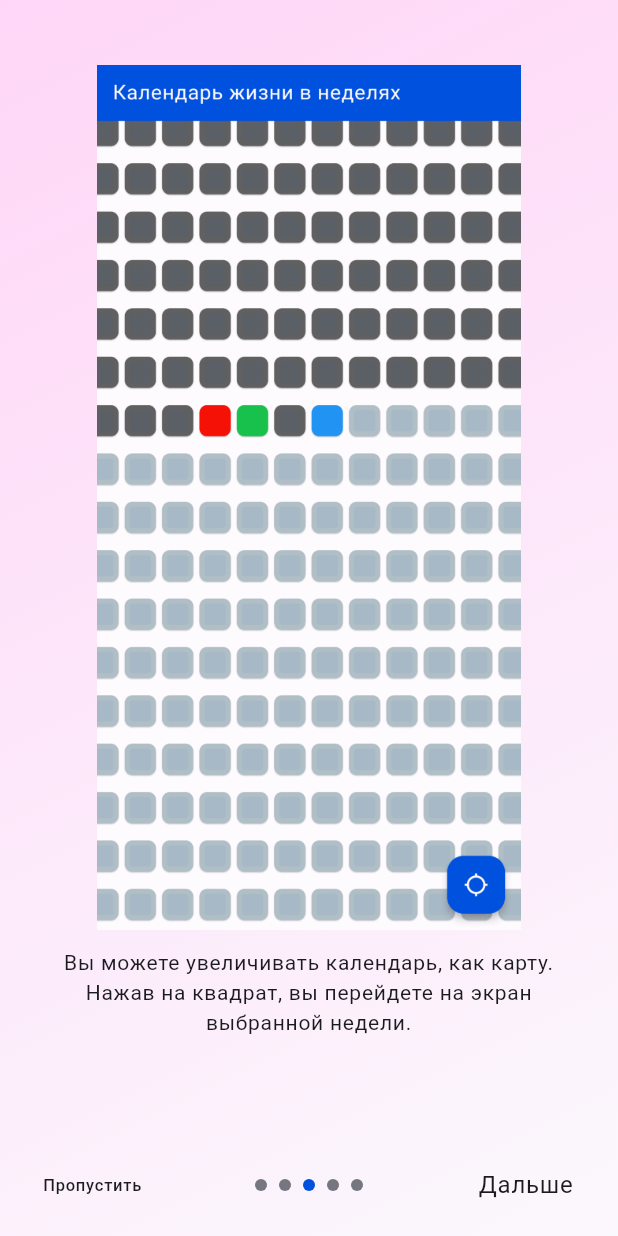
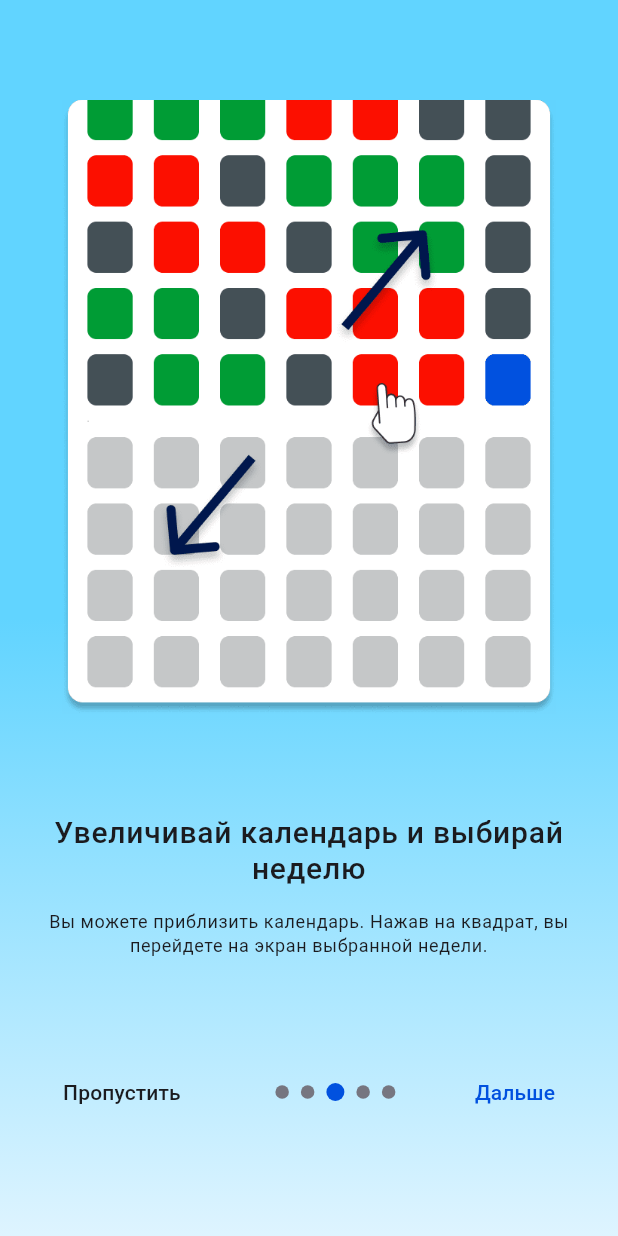
Before and after one commit to Strafe0/life_calendar, a Flutter app: the screen it shows after launch, swiped to page 3, on a phone screen of 412 x 824 dp. Run offline on Flutter 3.47's test engine with Material 2 defaults, Android fonts, the light colour scheme and no system bars; drawn by our look-alikes of intro_slider; our stand-ins replace flutter_speed_dial, get_it, mask_text_input_formatter, shared_preferences, sqflite; missing offline and left inert: yandex_mobileads; accounts and stored records are empty.

Commit message:
Changed onboarding

```diff
--- a/lib/main.dart
+++ b/lib/main.dart
@@ -4,7 +4,7 @@ import 'package:flutter_localizations/flutter_localizations.dart';
 import 'package:life_calendar/theme.dart';
 import 'package:life_calendar/views/calendar/calendar_screen.dart';
 import 'package:life_calendar/views/calendar/week_info.dart';
-import 'package:life_calendar/views/date_picker_screen.dart';
+import 'package:life_calendar/views/onboarding.dart';
 import 'package:life_calendar/views/thanks_screen.dart';
 import 'package:shared_preferences/shared_preferences.dart';
 import 'package:life_calendar/models/calendar_model.dart';
@@ -50,7 +50,7 @@ class LifeCalendar extends StatelessWidget {
       darkTheme: darkTheme,
       routes: {
         '/': (context) => const CalendarScreen(),
-        '/datePicker': (context) => const DatePickerScreen(),
+        '/datePicker': (context) => const OnBoardingScreen(),
         '/weekInfo': (context) => const WeekInfo(),
         '/thanks': (context) => const ThanksScreen(),
       },
--- a/lib/theme.dart
+++ b/lib/theme.dart
@@ -103,6 +103,10 @@ ThemeData lightTheme = ThemeData(
       }),
     ),
   ),
+
+  inputDecorationTheme: const InputDecorationTheme(
+    border: UnderlineInputBorder(borderSide: BorderSide(color: Color(0xFF1B1B1F))),
+  ),
 );
 
 ThemeData darkTheme = ThemeData(
@@ -200,4 +204,8 @@ ThemeData darkTheme = ThemeData(
     color: Color(0xFF303034),
     elevation: 2.0,
   ),
+
+  inputDecorationTheme: const InputDecorationTheme(
+    border: UnderlineInputBorder(borderSide: BorderSide(color: Color(0xFFE4E2E6))),
+  ),
 );
--- a/lib/views/date_picker_screen.dart
+++ /dev/null
@@ -1,208 +0,0 @@
-import 'dart:io';
-import 'package:flutter/material.dart';
-import 'package:flutter/services.dart';
-import 'package:life_calendar/controllers/calendar_controller.dart';
-import 'package:life_calendar/setup.dart';
-import 'package:life_calendar/utils.dart';
-import 'package:intro_slider/intro_slider.dart';
-
-class DatePickerScreen extends StatefulWidget {
-  const DatePickerScreen({Key? key}) : super(key: key);
-
-  @override
-  State<DatePickerScreen> createState() => _DatePickerScreenState();
-}
-
-class _DatePickerScreenState extends State<DatePickerScreen> {
-  final CalendarController controller = getIt<CalendarController>();
-  DateTime? birthday;
-  TextEditingController dateController = TextEditingController();
-  var screenWidth = WidgetsBinding.instance.platformDispatcher.views.first.physicalSize.width / WidgetsBinding.instance.platformDispatcher.views.first.devicePixelRatio;
-  var screenHeight = WidgetsBinding.instance.platformDispatcher.views.first.physicalSize.height / WidgetsBinding.instance.platformDispatcher.views.first.devicePixelRatio;
-  double height = WidgetsBinding.instance.platformDispatcher.views.first.physicalSize.height;
-  final _formKey = GlobalKey<FormFieldState>();
-  final Color colorBegin = const Color(0xFF61D4FF);
-  final Color colorEnd = const Color(0xFFFFFFFF);
-
-  @override
-  Widget build(BuildContext context) {
-    return WillPopScope(
-      child: IntroSlider(
-        key: UniqueKey(),
-        listContentConfig: _createListContentConfig(),
-        onDonePress: onDonePress,
-        renderSkipBtn: Text('Пропустить', style: Theme.of(context).textTheme.labelSmall),
-        renderNextBtn: Text('Дальше', style: Theme.of(context).textTheme.bodyLarge),
-        renderDoneBtn: Text('Готово', style: Theme.of(context).textTheme.bodyLarge),
-        indicatorConfig: IndicatorConfig(
-          colorActiveIndicator: Theme.of(context).colorScheme.primary,
-          colorIndicator: Theme.of(context).colorScheme.outline,
-        ),
-      ),
-      onWillPop: () async {
-        return await showDialog<bool>(
-          context: context,
-          builder: (context) => AlertDialog(
-            title: const Text('Выход'),
-            content: const Text('Выйти из приложения?'),
-            actions: [
-              TextButton(
-                onPressed: () {
-                  if (Platform.isAndroid) {
-                    SystemNavigator.pop();
-                  } else if (Platform.isIOS) {
-                    exit(0);
-                  }
-                },
-                child: const Text('Да'),
-              ),
-              TextButton(
-                onPressed: () {
-                  Navigator.pop(context, false);
-                },
-                child: const Text('Нет'),
-              ),
-            ],
-          ),
-        ) ?? false;
-      },
-    );
-  }
-
-  List<ContentConfig> _createListContentConfig() {
-    List<ContentConfig> listContentConfig = [];
-
-    listContentConfig.add(ContentConfig(
-      title: "Календарь жизни в неделях",
-      marginTitle: height < 2000 ? const EdgeInsets.symmetric(vertical: 12.0, horizontal: 24) : null,
-      styleTitle: Theme.of(context).textTheme.headlineMedium,
-      maxLineTitle: 2,
-      description: "Этот календарь дает наглядное представление о количестве прожитых и оставшихся неделей нашей жизни.",
-      styleDescription: Theme.of(context).textTheme.bodyMedium,
-      marginDescription: height < 2000 ? const EdgeInsets.symmetric(horizontal: 24) : null,
-      pathImage: "assets/life_calendar_paper.png",
-      widthImage: screenWidth * 0.75,
-      heightImage: 950 / 699 * (screenWidth * 0.75),
-      foregroundImageFit: BoxFit.contain,
-      colorBegin: Theme.of(context).colorScheme.tertiaryContainer,
-      colorEnd: Theme.of(context).colorScheme.surface,
-    ));
-
-    listContentConfig.add(ContentConfig(
-      marginTitle: EdgeInsets.zero,
-      description: "Каждая строка календаря соответствует одному году (52 или 53 недели). Каждый год начинается с недели, которая содержит ваш день рождения.",
-      styleDescription: Theme.of(context).textTheme.bodyMedium,
-      marginDescription: const EdgeInsets.only(top: 12.0, left: 24.0, right: 24.0),
-      pathImage: "assets/full_calendar_screenshot.png",
-      widthImage: screenWidth * 0.7,
-      heightImage: screenHeight * 0.65,
-      // heightImage: 2052 / 1078 * (screenWidth * 0.75),
-      foregroundImageFit: BoxFit.contain,
-      colorBegin: Theme.of(context).colorScheme.tertiaryContainer,
-      colorEnd: Theme.of(context).colorScheme.surface,
-    ));
-
-    listContentConfig.add(ContentConfig(
-      marginTitle: EdgeInsets.zero,
-      description: "Вы можете увеличивать календарь, как карту. Нажав на квадрат, вы перейдете на экран выбранной недели.",
-      styleDescription: Theme.of(context).textTheme.bodyMedium,
-      marginDescription: const EdgeInsets.only(top: 12.0, left: 24.0, right: 24.0),
-      pathImage: "assets/zoom.png",
-      widthImage: screenWidth * 0.75,
-      heightImage: screenHeight * 0.7,
-      foregroundImageFit: BoxFit.contain,
-      colorBegin: Theme.of(context).colorScheme.tertiaryContainer,
-      colorEnd: Theme.of(context).colorScheme.surface,
-    ));
-
-    listContentConfig.add(ContentConfig(
-      marginTitle: EdgeInsets.zero,
-      description: "Чтобы сразу перейти к текущей неделе, нажмите на кнопку снизу справа.",
-      styleDescription: Theme.of(context).textTheme.bodyMedium,
-      marginDescription: const EdgeInsets.only(top: 12.0, left: 24.0, right: 24.0),
-      pathImage: "assets/full_calendar_screenshot.png",
-      widthImage: screenWidth * 0.75,
-      heightImage: screenHeight * 0.7,
-      foregroundImageFit: BoxFit.contain,
-      colorBegin: Theme.of(context).colorScheme.tertiaryContainer,
-      colorEnd: Theme.of(context).colorScheme.surface,
-    ));
-
-    listContentConfig.add(ContentConfig(
-      title: "Введите дату рождения",
-      marginTitle: EdgeInsets.only(top: screenHeight * 0.3, bottom: screenHeight * 0.1),
-      styleTitle: Theme.of(context).textTheme.headlineMedium,
-      widgetDescription: _createDateTextField(),
-      // centerWidget: _createDateTextField(),
-      colorBegin: Theme.of(context).colorScheme.tertiaryContainer,
-      colorEnd: Theme.of(context).colorScheme.surface,
-    ));
-
-    return listContentConfig;
-  }
-
-  void onDonePress() async {
-    if (birthday != null) {
-      debugPrint('Go to calendar!');
-      Navigator.pushReplacementNamed(context, '/');
-    }
-  }
-
-  Widget _createDateTextField() {
-    return Padding(
-      padding: const EdgeInsets.only(left: 16.0, right: 16.0),
-      child: TextFormField(
-        key: _formKey,
-        controller: dateController,
-        textAlign: TextAlign.center,
-        keyboardType: TextInputType.datetime,
-        // readOnly: true,
-        autofocus: true,
-        // focusNode: FocusNode(),
-        inputFormatters: [dateMaskFormatter],
-        validator: (String? dateTime) {
-          if (dateTime != null && dateTime.isNotEmpty) {
-            DateTime? convertedDateTime = convertStringToDateTime(dateTime);
-            if (convertedDateTime != null) {
-
-              return null;
-            }
-          }
-          return 'Некорректная дата';
-        },
-        onFieldSubmitted: (String? dateTime) async {
-          if (_formKey.currentState!.validate()) {
-            DateTime formattedDate = convertStringToDateTime(dateTime!)!;
-            debugPrint('formattedDate: $formattedDate');
-            birthday = await controller.setBirthday(formattedDate);
-          }
-        },
-        decoration: InputDecoration(
-          border: const OutlineInputBorder(),
-          suffixIcon: IconButton(
-            onPressed: () async {
-              DateTime? pickedDate = await showDatePicker(
-                context: context,
-                initialDate: DateTime(2000),
-                firstDate: DateTime(1950),
-                lastDate: DateTime(2009),
-                initialEntryMode: DatePickerEntryMode.calendar,
-                initialDatePickerMode: DatePickerMode.year,
-                locale: const Locale('ru'),
-              );
-              debugPrint('pickedDate: $pickedDate');
-
-              if (pickedDate != null) {
-                String formattedDate = formatDate(pickedDate);
-                debugPrint('formattedDate: $formattedDate');
-                dateController.text = formattedDate;
-                birthday = await controller.setBirthday(pickedDate);
-              }
-            },
-            icon: const Icon(Icons.calendar_month),
-          ),
-        ),
-      ),
-    );
-  }
-}
--- /dev/null
+++ b/lib/views/onboarding.dart
@@ -0,0 +1,288 @@
+import 'package:flutter/material.dart';
+import 'dart:io';
+import 'package:flutter/services.dart';
+import 'package:life_calendar/controllers/calendar_controller.dart';
+import 'package:life_calendar/setup.dart';
+
+class OnBoardingScreen extends StatefulWidget {
+  const OnBoardingScreen({Key? key}) : super(key: key);
+
+  @override
+  State<OnBoardingScreen> createState() => _OnBoardingScreenState();
+}
+
+class _OnBoardingScreenState extends State<OnBoardingScreen> {
+  final PageController _pageController = PageController();
+  int pageIndex = 0;
+
+  @override
+  Widget build(BuildContext context) {
+    bool isLightMode = MediaQuery.of(context).platformBrightness == Brightness.light;
+
+    return WillPopScope(
+      onWillPop: () async {
+        return await showDialog<bool>(
+          context: context,
+          builder: (context) => AlertDialog(
+            title: const Text('Выход'),
+            content: const Text('Выйти из приложения?'),
+            actions: [
+              TextButton(
+                onPressed: () {
+                  if (Platform.isAndroid) {
+                    SystemNavigator.pop();
+                  } else if (Platform.isIOS) {
+                    exit(0);
+                  }
+                },
+                child: const Text('Да'),
+              ),
+              TextButton(
+                onPressed: () {
+                  Navigator.pop(context, false);
+                },
+                child: const Text('Нет'),
+              ),
+            ],
+          ),
+        ) ?? false;
+      },
+      child: Scaffold(
+        body: SafeArea(
+          child: Container(
+            decoration: BoxDecoration(
+              gradient: LinearGradient(
+                begin: Alignment.topCenter,
+                end: Alignment.bottomCenter,
+                colors: [
+                  Color(isLightMode ? 0xFF61D4FF : 0xFF00174D),
+                  Color(isLightMode ? 0xFF61D4FF : 0xFF00174D),
+                  Color(isLightMode ? 0xFFDEF4FF : 0xFF1C1B1F),
+                ],
+                stops: const [0.0, 0.5, 1.0],
+              ),
+            ),
+            child: Padding(
+              padding: const EdgeInsets.symmetric(horizontal: 30.0),
+              child: Column(
+                children: [
+                  Expanded(
+                    child: PageView.builder(
+                      controller: _pageController,
+                      itemCount: _pages.length,
+                      onPageChanged: (index) {
+                        setState(() {
+                          pageIndex = index;
+                        });
+                      },
+                      itemBuilder: (context, index) {
+                        return _pages[index];
+                      },
+                    ),
+                  ),
+                  bottomBar(),
+                  const SizedBox(height: 72),
+                ],
+              ),
+            ),
+          ),
+        ),
+      ),
+    );
+  }
+
+  Widget bottomBar() {
+    double width = MediaQuery.of(context).size.width;
+
+    if (pageIndex == 0) {
+      return SizedBox(
+        height: 52,
+        width: 0.5 * width,
+        child: ElevatedButton(
+          onPressed: () => _pageController.nextPage(duration: const Duration(milliseconds: 300), curve: Curves.ease),
+          child: const Text('СТАРТ'),
+        ),
+      );
+    } else if (pageIndex < _pages.length - 1) {
+      return Row(
+        mainAxisAlignment: MainAxisAlignment.center,
+        children: [
+          Flexible(
+            flex: 4,
+            child: Align(
+              alignment: Alignment.centerLeft,
+              child: Visibility(
+                visible: pageIndex != _pages.length - 1,
+                child: TextButton(
+                  onPressed: () => _pageController.jumpToPage(_pages.length-1),
+                  child: Text('Пропустить', style: Theme.of(context).textTheme.labelLarge),
+                ),
+              ),
+            ),
+          ),
+          // const Spacer(),
+          Flexible(
+            flex: 3,
+            child: Row(
+              mainAxisAlignment: MainAxisAlignment.center,
+              children: List.generate(_pages.length, (index) => DotIndicator(isActive: index == pageIndex)),
+            ),
+          ),
+          // const Spacer(),
+          Flexible(
+            flex: 3,
+            child: Align(
+              alignment: Alignment.centerRight,
+              child: TextButton(
+                onPressed: () {
+                  if (pageIndex < _pages.length - 1) {
+                    _pageController.nextPage(duration: const Duration(milliseconds: 300), curve: Curves.ease);
+                  } else if (pageIndex == _pages.length - 1) {
+
+                  }
+                },
+                child: Text(pageIndex != _pages.length - 1 ? 'Дальше' : 'Готово', style: Theme.of(context).textTheme.labelLarge?.copyWith(color: Theme.of(context).colorScheme.primary)),
+              ),
+            ),
+          ),
+        ],
+      );
+    } else {
+      return const SizedBox.shrink();
+    }
+  }
+}
+
+const List<Widget> _pages = [
+  OnBoardingPage(
+    image: "assets/onboarding/life_calendar_paper.png",
+    title: "Календарь жизни в неделях",
+    description: "Этот календарь дает наглядное представление о количестве прожитых и оставшихся неделей нашей жизни.",
+  ),
+  OnBoardingPage(
+    image: "assets/onboarding/onboarding2.png",
+    title: "Календарь жизни в неделях",
+    description: "Каждая строка календаря соответствует одному году (52 или 53 недели). Каждый год начинается с недели, которая содержит  ваш день рождения.",
+  ),
+  OnBoardingPage(
+    image: "assets/onboarding/zoom_select.png",
+    title: "Увеличивай календарь и выбирай неделю",
+    description: "Вы можете приблизить календарь. Нажав на квадрат, вы перейдете на экран выбранной недели.",
+  ),
+  OnBoardingPage(
+    image: "assets/onboarding/onboarding4.png",
+    title: "Переходи к текущей неделе одним нажатием",
+    description: "Чтобы сразу перейти к текущей неделе, нажмите на кнопку снизу справа.",
+  ),
+  DateInputScreen(),
+];
+
+class OnBoardingPage extends StatelessWidget {
+  const OnBoardingPage({Key? key, required this.image, required this.title, required this.description}) : super(key: key);
+
+  final String image;
+  final String title;
+  final String description;
+
+  @override
+  Widget build(BuildContext context) {
+    double width = MediaQuery.of(context).size.width;
+    double height = MediaQuery.of(context).size.height;
+
+    return Column(
+      children: [
+        const Spacer(),
+        Image.asset(image, width: 0.8 * width, height: 0.5 * height),
+        const Spacer(),
+        Text(title, style: Theme.of(context).textTheme.titleLarge?.copyWith(fontWeight: FontWeight.w500), textAlign: TextAlign.center,),
+        const SizedBox(height: 16),
+        Text(description, style: Theme.of(context).textTheme.bodySmall, textAlign: TextAlign.center,),
+        const Spacer(),
+      ],
+    );
+  }
+}
+
+class DotIndicator extends StatelessWidget {
+  const DotIndicator({Key? key, required this.isActive}) : super(key: key);
+
+  final bool isActive;
+
+  @override
+  Widget build(BuildContext context) {
+    return Padding(
+      padding: const EdgeInsets.symmetric(horizontal: 4.0),
+      child: AnimatedContainer(
+        height: isActive ? 12 : 9,
+        width: isActive ? 12 : 9,
+        duration: const Duration(milliseconds: 300),
+        curve: Curves.ease,
+        decoration: BoxDecoration(
+          color: isActive ? Theme.of(context).colorScheme.primary : Theme.of(context).colorScheme.outline,
+          shape: BoxShape.circle,
+        ),
+      ),
+    );
+  }
+}
+
+class DateInputScreen extends StatefulWidget {
+  const DateInputScreen({Key? key}) : super(key: key);
+
+  @override
+  State<DateInputScreen> createState() => _DateInputScreenState();
+}
+
+class _DateInputScreenState extends State<DateInputScreen> {
+  @override
+  void initState() {
+    super.initState();
+  }
+
+  final CalendarController controller = getIt<CalendarController>();
+  DateTime? birthday;
+  final _dateFormKey = GlobalKey<FormState>();
+
+  @override
+  Widget build(BuildContext context) {
+    double width = MediaQuery.of(context).size.width;
+    return Column(
+      mainAxisAlignment: MainAxisAlignment.center,
+      children: [
+        const Spacer(),
+        Image.asset('assets/onboarding/small_calendar.png', width: 0.3 * width),
+        const SizedBox(height: 80),
+        Form(
+          key: _dateFormKey,
+          child: InputDatePickerFormField(
+            firstDate: DateTime(1970),
+            lastDate: DateTime(2022),
+            fieldHintText: 'ДД.ММ.ГГГГ',
+            fieldLabelText: 'Введите дату рождения',
+            onDateSaved: (DateTime? date) async {
+              birthday = date;
+              await controller.setBirthday(birthday!);
+            },
+            onDateSubmitted: (DateTime? date) async {
+              birthday = date;
+            },
+          ),
+        ),
+        const Spacer(),
+        SizedBox(
+          height: 52,
+          width: 0.5 * width,
+          child: ElevatedButton(
+            onPressed: () {
+              _dateFormKey.currentState!.save();
+              if (birthday != null) {
+                Navigator.pushReplacementNamed(context, '/');
+              }
+            },
+            child: const Text('ГОТОВО'),
+          ),
+        ),
+      ],
+    );
+  }
+}
--- a/pubspec.yaml
+++ b/pubspec.yaml
@@ -25,7 +25,6 @@ dependencies:
   flutter_speed_dial: ^6.2.0
   provider: ^6.0.5
   yandex_mobileads: ^1.1.0
-  intro_slider: ^4.2.0
   flutter_svg: ^2.0.5
   url_launcher: ^6.1.11
 
@@ -41,3 +40,4 @@ flutter:
   uses-material-design: true
   assets:
     - assets/
+    - assets/onboarding/
```
Also changed, not shown: assets/life_calendar_paper.png (deleted), assets/onboarding/life_calendar_paper.png (added), assets/onboarding/onboarding2.png (added), assets/onboarding/onboarding4.png (added), assets/onboarding/small_calendar.png (added), assets/onboarding/zoom_select.png (added), pubspec.lock.
